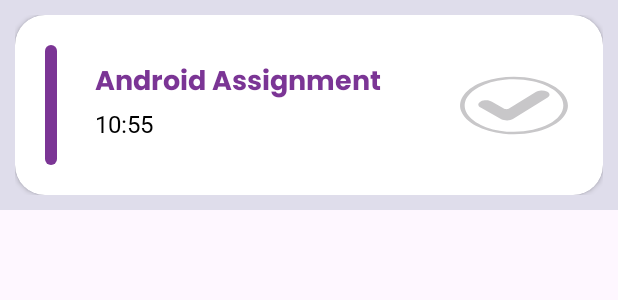
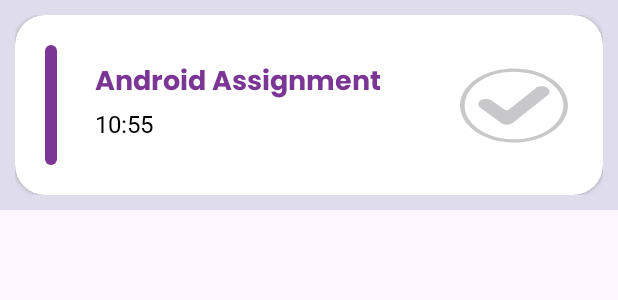
Before and after one commit to nourhan36/ToDo, an Android app: the layout item_task.xml on its own in the app's theme, with its tools: preview values and no code run, on a phone screen of 412 x 824 dp. Shown: the top 300 px of the screen. Run offline under Robolectric (Android 15) with nearby library versions, the phone set to English and light mode, and no system bars; plain views replace SwipeLayout.

Commit message:
+ edit ui

```diff
--- a/app/src/main/java/com/example/todo/ui/home/settings/SettingsFragment.kt
+++ b/app/src/main/java/com/example/todo/ui/home/settings/SettingsFragment.kt
@@ -3,17 +3,21 @@ package com.example.todo.ui.home.settings
 import android.content.res.Configuration
 import android.os.Bundle
 import android.view.LayoutInflater
+import android.view.Menu
+import android.view.MenuInflater
 import android.view.View
 import android.view.ViewGroup
 import android.widget.AdapterView
 import android.widget.ArrayAdapter
 import android.widget.AutoCompleteTextView
 import android.widget.Toast
+import android.widget.Toolbar
 import androidx.appcompat.app.AppCompatDelegate
 import androidx.core.content.ContextCompat
 import androidx.fragment.app.Fragment
 import com.example.todo.R
 import com.example.todo.databinding.FragmentSettingsBinding
+import com.example.todo.ui.home.HomeActivity
 import java.util.Locale
 
 class SettingsFragment : Fragment() {
--- a/app/src/main/java/com/example/todo/ui/home/tasks/TasksAdapter.kt
+++ b/app/src/main/java/com/example/todo/ui/home/tasks/TasksAdapter.kt
@@ -65,7 +65,7 @@ class TasksAdapter(var tasks: MutableList<Task>? = null) : RecyclerView.Adapter<
             binding.btnTaskIsDone.setOnClickListener {
                 task.isDone = !task.isDone
                 if (task.isDone) {
-                    binding.btnTaskIsDone.setBackgroundResource(R.drawable.done_img)
+                    binding.btnTaskIsDone.setBackgroundResource(R.drawable.is_done)
                 } else {
                     binding.btnTaskIsDone.setBackgroundResource(R.drawable.not_done)
                 }
--- a/app/src/main/res/layout/item_task.xml
+++ b/app/src/main/res/layout/item_task.xml
@@ -107,7 +107,7 @@
                     android:background="@drawable/not_done"
                     app:layout_constraintBottom_toBottomOf="parent"
                     app:layout_constraintEnd_toEndOf="parent"
-                    app:layout_constraintHeight_percent=".35"
+                    app:layout_constraintHeight_percent=".45"
                     app:layout_constraintTop_toTopOf="parent"
                     app:layout_constraintWidth_percent=".2" />
 
```
Also changed, not shown: app/src/main/res/drawable-night/is_done.xml (added, +12 -0 lines).
